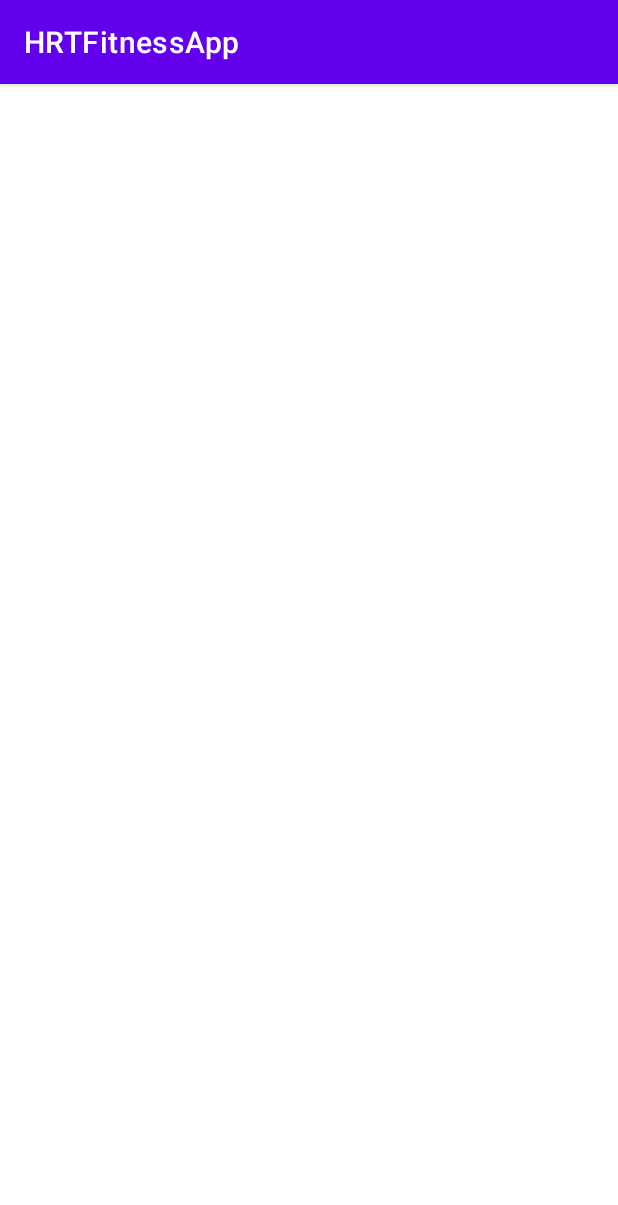
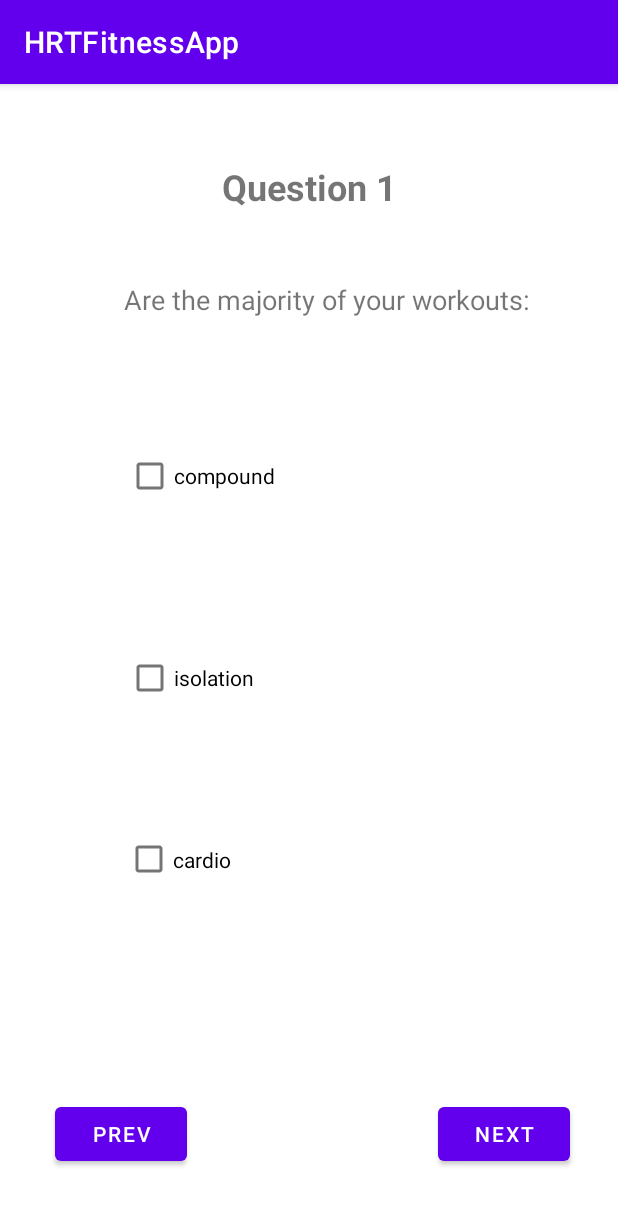
Before and after one commit to RajbirBains/HRTFitnessApp, an Android app: the SurveyQuestion1 screen opened directly, with no data from a screen before it, on a phone screen of 412 x 824 dp. Shown: the top 1205 px of the screen. Run offline under Robolectric (Android 15) with nearby library versions, the phone set to English and light mode, and no system bars.

Commit message:
Initial survey commit

```diff
--- a/app/src/main/AndroidManifest.xml
+++ b/app/src/main/AndroidManifest.xml
@@ -9,7 +9,8 @@
         android:roundIcon="@mipmap/ic_launcher_round"
         android:supportsRtl="true"
         android:theme="@style/Theme.HRTFitnessApp">
-        <activity android:name=".SurveyQuestion4"></activity>
+        <activity android:name=".SurveyStart"></activity>
+        <activity android:name=".SurveyQuestion4" />
         <activity android:name=".SurveyQuestion3" />
         <activity android:name=".SurveyQuestion2" />
         <activity android:name=".SurveyQuestion1" />
--- a/app/src/main/res/layout/activity_survey_question1.xml
+++ b/app/src/main/res/layout/activity_survey_question1.xml
@@ -6,4 +6,119 @@
     android:layout_height="match_parent"
     tools:context=".SurveyQuestion1">
 
+    <Button
+        android:id="@+id/button"
+        android:layout_width="wrap_content"
+        android:layout_height="wrap_content"
+        android:layout_marginStart="291dp"
+        android:layout_marginLeft="291dp"
+        android:layout_marginTop="657dp"
+        android:layout_marginEnd="32dp"
+        android:layout_marginRight="32dp"
+        android:layout_marginBottom="26dp"
+        android:text="Next"
+        app:layout_constraintBottom_toBottomOf="parent"
+        app:layout_constraintEnd_toEndOf="parent"
+        app:layout_constraintStart_toStartOf="parent"
+        app:layout_constraintTop_toTopOf="parent" />
+
+    <Button
+        android:id="@+id/button3"
+        android:layout_width="wrap_content"
+        android:layout_height="wrap_content"
+        android:layout_marginStart="36dp"
+        android:layout_marginLeft="36dp"
+        android:layout_marginTop="657dp"
+        android:layout_marginEnd="287dp"
+        android:layout_marginRight="287dp"
+        android:layout_marginBottom="26dp"
+        android:text="Prev"
+        app:layout_constraintBottom_toBottomOf="parent"
+        app:layout_constraintEnd_toEndOf="parent"
+        app:layout_constraintStart_toStartOf="parent"
+        app:layout_constraintTop_toTopOf="parent" />
+
+    <TextView
+        android:id="@+id/textView2"
+        android:layout_width="wrap_content"
+        android:layout_height="wrap_content"
+        android:layout_marginStart="147dp"
+        android:layout_marginLeft="147dp"
+        android:layout_marginTop="34dp"
+        android:layout_marginEnd="147dp"
+        android:layout_marginRight="147dp"
+        android:layout_marginBottom="665dp"
+        android:text="Question 1"
+        android:textSize="24sp"
+        android:textStyle="bold"
+        app:layout_constraintBottom_toBottomOf="parent"
+        app:layout_constraintEnd_toEndOf="parent"
+        app:layout_constraintStart_toStartOf="parent"
+        app:layout_constraintTop_toTopOf="parent" />
+
+    <CheckBox
+        android:id="@+id/checkBox"
+        android:layout_width="102dp"
+        android:layout_height="45dp"
+        android:layout_marginStart="83dp"
+        android:layout_marginLeft="83dp"
+        android:layout_marginTop="355dp"
+        android:layout_marginEnd="226dp"
+        android:layout_marginRight="226dp"
+        android:layout_marginBottom="331dp"
+        android:text="@string/survey_question_1b"
+        app:layout_constraintBottom_toBottomOf="parent"
+        app:layout_constraintEnd_toEndOf="parent"
+        app:layout_constraintStart_toStartOf="parent"
+        app:layout_constraintTop_toTopOf="parent" />
+
+    <TextView
+        android:id="@+id/textView8"
+        android:layout_width="wrap_content"
+        android:layout_height="wrap_content"
+        android:layout_marginStart="83dp"
+        android:layout_marginLeft="83dp"
+        android:layout_marginTop="113dp"
+        android:layout_marginEnd="59dp"
+        android:layout_marginRight="59dp"
+        android:layout_marginBottom="594dp"
+        android:text="@string/survey_question_1"
+        android:textSize="18sp"
+        app:layout_constraintBottom_toBottomOf="parent"
+        app:layout_constraintEnd_toEndOf="parent"
+        app:layout_constraintStart_toStartOf="parent"
+        app:layout_constraintTop_toTopOf="parent" />
+
+    <CheckBox
+        android:id="@+id/checkBox2"
+        android:layout_width="102dp"
+        android:layout_height="49dp"
+        android:layout_marginStart="83dp"
+        android:layout_marginLeft="83dp"
+        android:layout_marginTop="218dp"
+        android:layout_marginEnd="226dp"
+        android:layout_marginRight="226dp"
+        android:layout_marginBottom="464dp"
+        android:text="@string/survey_question_1a"
+        app:layout_constraintBottom_toBottomOf="parent"
+        app:layout_constraintEnd_toEndOf="parent"
+        app:layout_constraintStart_toStartOf="parent"
+        app:layout_constraintTop_toTopOf="parent" />
+
+    <CheckBox
+        android:id="@+id/checkBox3"
+        android:layout_width="105dp"
+        android:layout_height="47dp"
+        android:layout_marginStart="83dp"
+        android:layout_marginLeft="83dp"
+        android:layout_marginTop="475dp"
+        android:layout_marginEnd="223dp"
+        android:layout_marginRight="223dp"
+        android:layout_marginBottom="209dp"
+        android:text="@string/survey_question_1c"
+        app:layout_constraintBottom_toBottomOf="parent"
+        app:layout_constraintEnd_toEndOf="parent"
+        app:layout_constraintStart_toStartOf="parent"
+        app:layout_constraintTop_toTopOf="parent" />
+
 </androidx.constraintlayout.widget.ConstraintLayout>
--- a/app/src/main/res/values/strings.xml
+++ b/app/src/main/res/values/strings.xml
@@ -9,4 +9,10 @@
     <string name="invalid_username">Not a valid username</string>
     <string name="invalid_password">Password must be >5 characters</string>
     <string name="login_failed">"Login failed"</string>
+    <string name="survey_description">This survey will give us a better understanding of your character and lifestyle.
+        With this we will recommend training routines that might fit you the best</string>
+    <string name="survey_question_1"> Are the majority of your workouts:</string>
+    <string name="survey_question_1a"> compound</string>
+    <string name="survey_question_1b"> isolation</string>
+    <string name="survey_question_1c"> cardio</string>
 </resources>
```
Also changed, not shown: app/src/main/java/com/example/hrtfitnessapp/SurveyStart.java (added, +14 -0 lines), app/src/main/res/layout/activity_survey_question2.xml (+19 -0 lines), app/src/main/res/layout/activity_survey_start.xml (added, +60 -0 lines).
